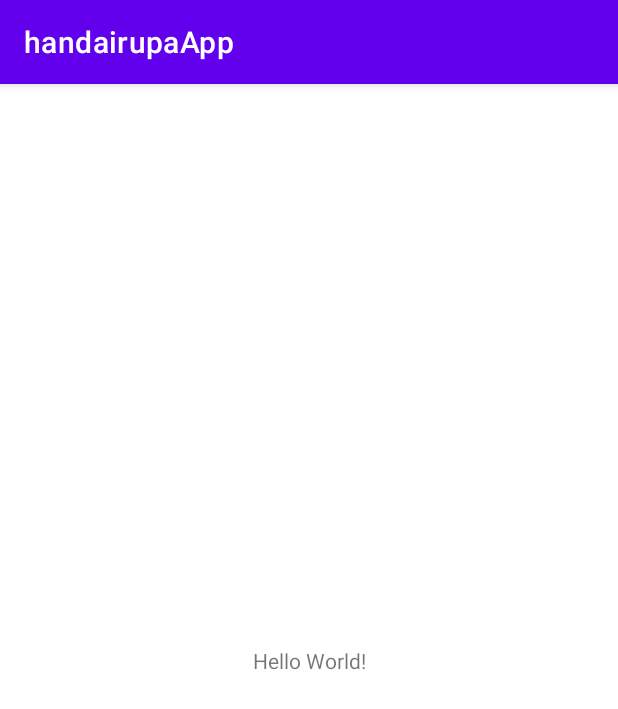
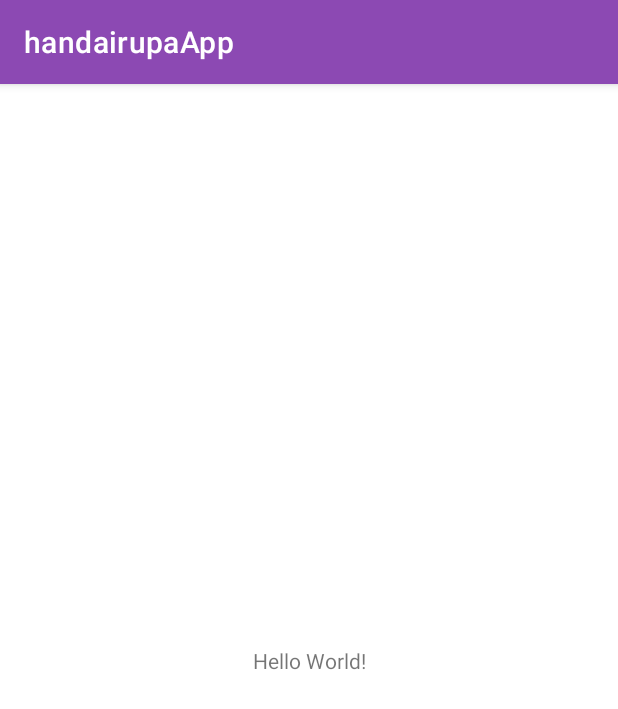
Before and after one commit to handairupa/handairupaApp, an Android app: the screen it shows after launch (MainActivity), on a phone screen of 412 x 824 dp. Shown: the top 709 px of the screen. Run offline under Robolectric (Android 15) with nearby library versions, the phone set to English and light mode, and no system bars.

Commit message:
Added XML resources

```diff
--- a/app/src/main/res/values/colors.xml
+++ b/app/src/main/res/values/colors.xml
@@ -1,10 +1,11 @@
 <?xml version="1.0" encoding="utf-8"?>
 <resources>
-    <color name="purple_200">#FFBB86FC</color>
-    <color name="purple_500">#FF6200EE</color>
-    <color name="purple_700">#FF3700B3</color>
-    <color name="teal_200">#FF03DAC5</color>
-    <color name="teal_700">#FF018786</color>
-    <color name="black">#FF000000</color>
-    <color name="white">#FFFFFFFF</color>
+    <color name="black">#FF060006</color>
+    <color name="white">#FFF3F3F3</color>
+
+    <color name="purple_200">#A36CC3</color>
+    <color name="purple_500">#8C49B3</color>
+    <color name="purple_700">#6A3788</color>
+    <color name="green_200">#8CC36C</color>
+    <color name="green_500">#70B349</color>
 </resources>
```
